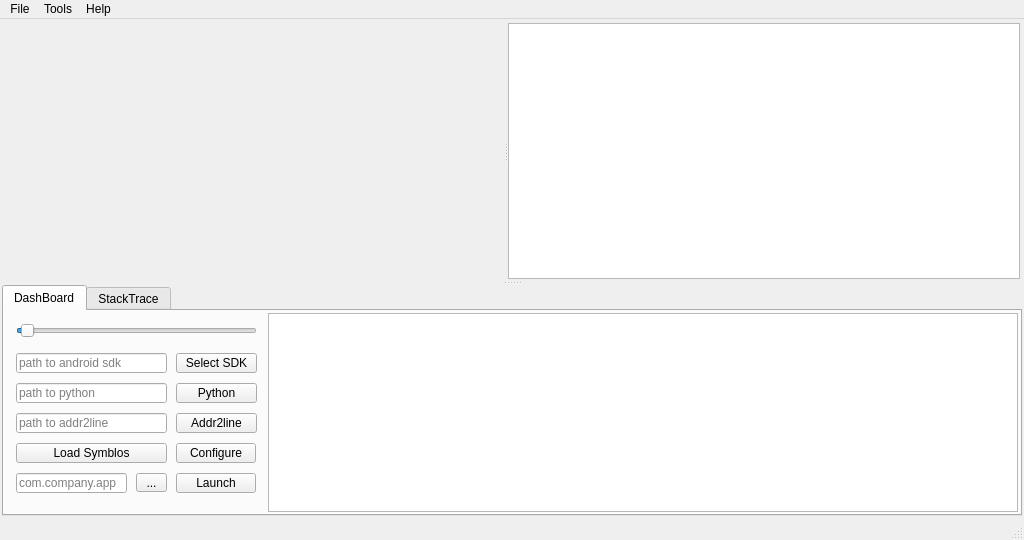
Old version of the form mainwindow.ui in the repository Tencent/loli_profiler.
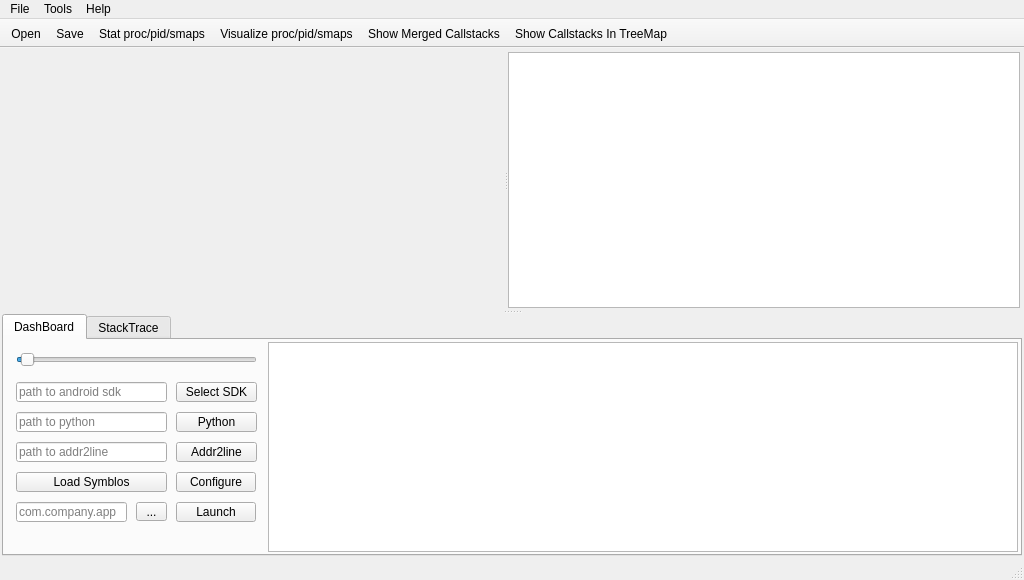
New version of the form. Icons and pictures are not drawn. Custom widgets are drawn as their Qt base class.

What changed in the file:
```diff
--- a/mainwindow.ui
+++ b/mainwindow.ui
@@ -7,13 +7,13 @@
     <x>0</x>
     <y>0</y>
     <width>1024</width>
-    <height>540</height>
+    <height>580</height>
    </rect>
   </property>
   <property name="minimumSize">
    <size>
     <width>1024</width>
-    <height>540</height>
+    <height>580</height>
    </size>
   </property>
   <property name="windowTitle">
@@ -713,6 +713,38 @@
    <addaction name="menuHelp"/>
   </widget>
   <widget class="QStatusBar" name="statusBar"/>
+  <widget class="QToolBar" name="toolBar">
+   <property name="windowTitle">
+    <string>toolBar</string>
+   </property>
+   <property name="movable">
+    <bool>false</bool>
+   </property>
+   <property name="orientation">
+    <enum>Qt::Horizontal</enum>
+   </property>
+   <property name="iconSize">
+    <size>
+     <width>20</width>
+     <height>20</height>
+    </size>
+   </property>
+   <property name="floatable">
+    <bool>false</bool>
+   </property>
+   <attribute name="toolBarArea">
+    <enum>TopToolBarArea</enum>
+   </attribute>
+   <attribute name="toolBarBreak">
+    <bool>false</bool>
+   </attribute>
+   <addaction name="actionOpen"/>
+   <addaction name="actionSave"/>
+   <addaction name="actionStat_SMaps"/>
+   <addaction name="actionVisualize_SMaps"/>
+   <addaction name="actionShow_Merged_Callstacks"/>
+   <addaction name="actionShow_Callstacks_In_TreeMap"/>
+  </widget>
   <action name="actionOpen">
    <property name="text">
     <string>Open</string>
```
Left out of the diff: 24 changed lines with no effect on the pictures.
